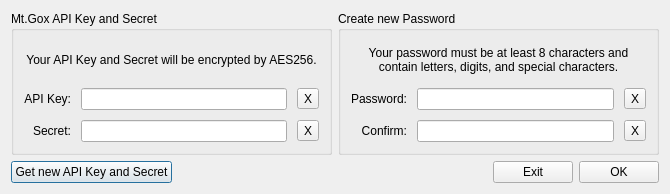
Qt form src/newpassworddialog.ui (JulyIghor/QtBitcoinTrader) before a commit.
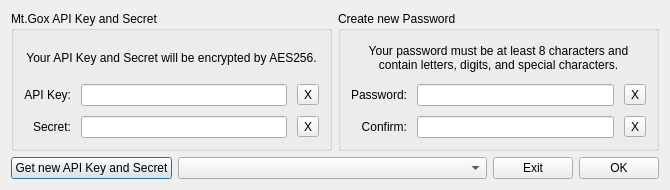
The same form after that commit.

```diff
--- a/src/newpassworddialog.ui
+++ b/src/newpassworddialog.ui
@@ -7,7 +7,7 @@
     <x>0</x>
     <y>0</y>
     <width>670</width>
-    <height>194</height>
+    <height>190</height>
    </rect>
   </property>
   <property name="minimumSize">
@@ -19,7 +19,7 @@
   <property name="windowTitle">
    <string>Qt Bitcoin Trader</string>
   </property>
-  <layout class="QGridLayout" name="gridLayout_3">
+  <layout class="QGridLayout" name="gridLayout_4">
    <item row="0" column="0">
     <widget class="QGroupBox" name="groupBox_2">
      <property name="sizePolicy">
@@ -239,31 +239,25 @@
     </widget>
    </item>
    <item row="1" column="0" colspan="2">
-    <layout class="QHBoxLayout" name="horizontalLayout">
-     <item>
+    <layout class="QGridLayout" name="gridLayout_3">
+     <item row="0" column="0">
       <widget class="QPushButton" name="getApiKeySecretButton">
        <property name="text">
         <string>Get new API Key and Secret</string>
        </property>
       </widget>
      </item>
-     <item>
-      <spacer name="horizontalSpacer">
-       <property name="orientation">
-        <enum>Qt::Horizontal</enum>
+     <item row="0" column="1">
+      <widget class="QComboBox" name="currencyComboBox">
+       <property name="sizePolicy">
+        <sizepolicy hsizetype="Expanding" vsizetype="Fixed">
+         <horstretch>0</horstretch>
+         <verstretch>0</verstretch>
+        </sizepolicy>
        </property>
-       <property name="sizeType">
-        <enum>QSizePolicy::Expanding</enum>
-       </property>
-       <property name="sizeHint" stdset="0">
-        <size>
-         <width>118</width>
-         <height>20</height>
-        </size>
-       </property>
-      </spacer>
+      </widget>
      </item>
-     <item>
+     <item row="0" column="2">
       <widget class="QPushButton" name="buttonExit">
        <property name="sizePolicy">
         <sizepolicy hsizetype="Preferred" vsizetype="Fixed">
@@ -276,7 +270,7 @@
        </property>
       </widget>
      </item>
-     <item>
+     <item row="0" column="3">
       <widget class="QPushButton" name="okButton">
        <property name="sizePolicy">
         <sizepolicy hsizetype="Preferred" vsizetype="Fixed">
```
Left out of the diff: 27 changed lines with no effect on the pictures.
